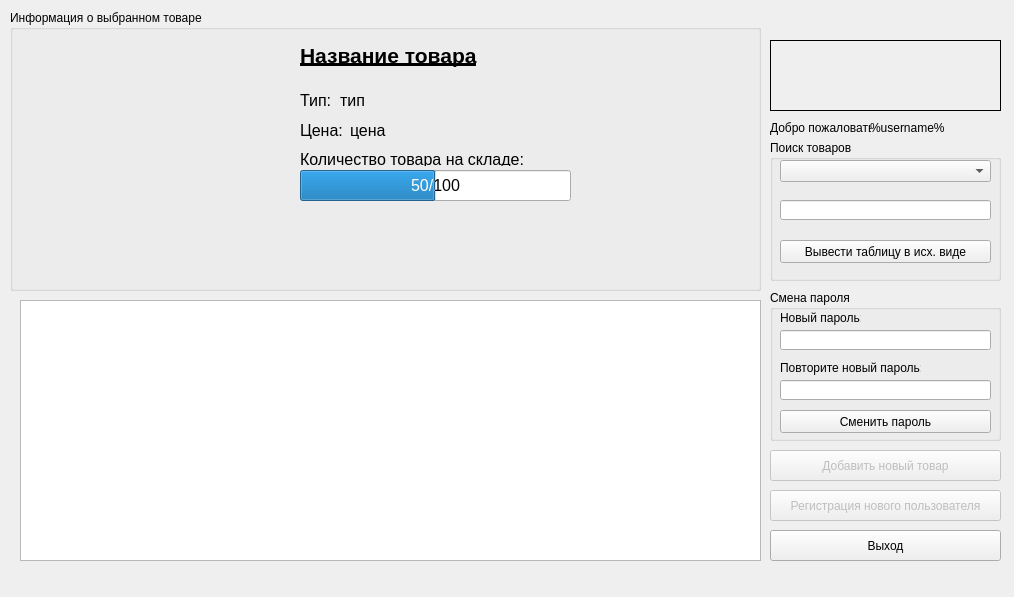
First picture: the form in database.ui, repository Gaben38/Cursach, before the edit.
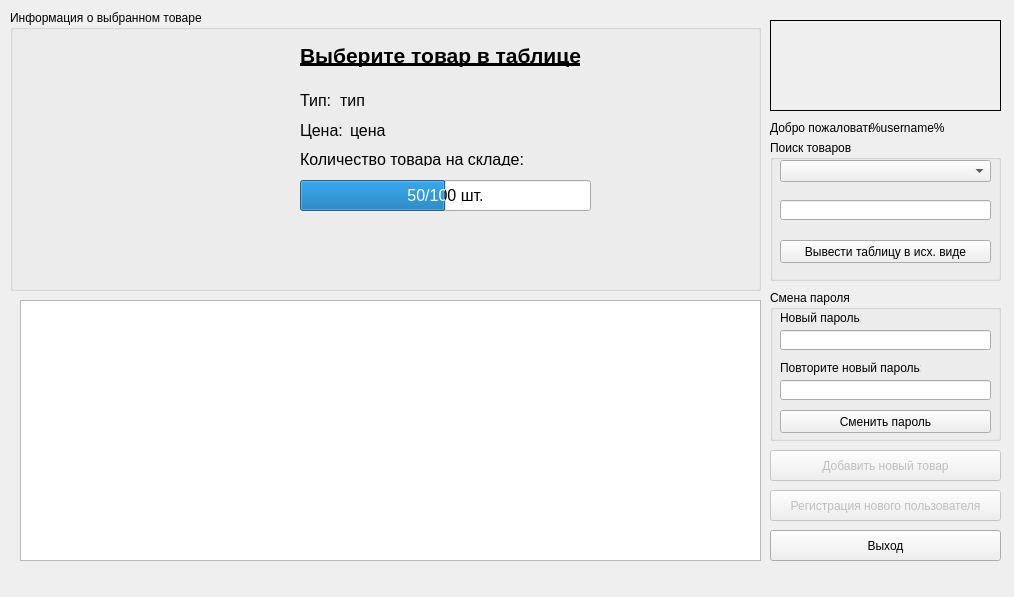
Second picture: the form after the edit.

Commit message:
Added new form for adding new items to ikea db
It's crazy

```diff
--- a/database.ui
+++ b/database.ui
@@ -112,9 +112,9 @@
    <property name="geometry">
     <rect>
      <x>770</x>
-     <y>40</y>
+     <y>20</y>
      <width>231</width>
-     <height>71</height>
+     <height>91</height>
     </rect>
    </property>
    <property name="frameShape">
@@ -342,7 +342,7 @@
 &lt;html&gt;&lt;head&gt;&lt;meta name=&quot;qrichtext&quot; content=&quot;1&quot; /&gt;&lt;style type=&quot;text/css&quot;&gt;
 p, li { white-space: pre-wrap; }
 &lt;/style&gt;&lt;/head&gt;&lt;body style=&quot; font-family:'MS Shell Dlg 2'; font-size:8pt; font-weight:400; font-style:normal;&quot;&gt;
-&lt;p style=&quot; margin-top:12px; margin-bottom:12px; margin-left:0px; margin-right:0px; -qt-block-indent:0; text-indent:0px;&quot;&gt;&lt;span style=&quot; font-size:16pt; font-weight:600; text-decoration: underline;&quot;&gt;Название товара&lt;/span&gt;&lt;/p&gt;&lt;/body&gt;&lt;/html&gt;</string>
+&lt;p style=&quot; margin-top:12px; margin-bottom:12px; margin-left:0px; margin-right:0px; -qt-block-indent:0; text-indent:0px;&quot;&gt;&lt;span style=&quot; font-size:16pt; font-weight:600; text-decoration: underline;&quot;&gt;Выберите товар в таблице&lt;/span&gt;&lt;/p&gt;&lt;/body&gt;&lt;/html&gt;</string>
     </property>
     <property name="textFormat">
      <enum>Qt::AutoText</enum>
@@ -405,7 +405,7 @@
      <rect>
       <x>340</x>
       <y>110</y>
-      <width>51</width>
+      <width>401</width>
       <height>21</height>
      </rect>
     </property>
@@ -425,8 +425,8 @@
     <property name="geometry">
      <rect>
       <x>290</x>
-      <y>160</y>
-      <width>271</width>
+      <y>170</y>
+      <width>291</width>
       <height>31</height>
      </rect>
     </property>
@@ -451,7 +451,7 @@
      <enum>QProgressBar::TopToBottom</enum>
     </property>
     <property name="format">
-     <string>%p/%m</string>
+     <string>%p/%m шт.</string>
     </property>
    </widget>
    <widget class="QLabel" name="label_2">
```
The commit also changes 6 other files.
